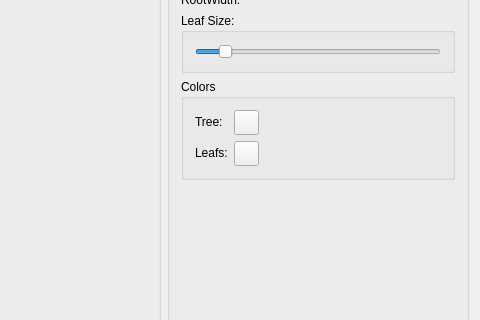
The window that FractalTree.ui (Indidev/FractalTree) describes before a commit, drawn with Qt 5; both pictures show x 478 to 958 and y 202 to 522 of the 958 by 659 pixel window.
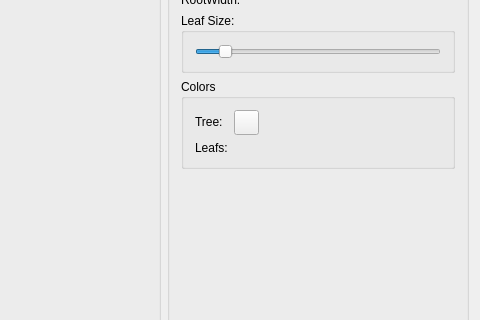
The same window after the commit. Icons and pictures are not drawn.

Commit message: added multicolor support for tree leafs

Patch:
```diff
--- a/FractalTree.ui
+++ b/FractalTree.ui
@@ -214,32 +214,7 @@
                  </widget>
                 </item>
                 <item row="1" column="1">
-                 <widget class="QPushButton" name="leafColor">
-                  <property name="minimumSize">
-                   <size>
-                    <width>25</width>
-                    <height>25</height>
-                   </size>
-                  </property>
-                  <property name="maximumSize">
-                   <size>
-                    <width>25</width>
-                    <height>25</height>
-                   </size>
-                  </property>
-                  <property name="styleSheet">
-                   <string notr="true"/>
-                  </property>
-                  <property name="text">
-                   <string/>
-                  </property>
-                  <property name="checkable">
-                   <bool>false</bool>
-                  </property>
-                  <property name="flat">
-                   <bool>false</bool>
-                  </property>
-                 </widget>
+                 <layout class="QHBoxLayout" name="leafColorLayout"/>
                 </item>
                </layout>
               </item>
```
The commit also changes 4 other files.
